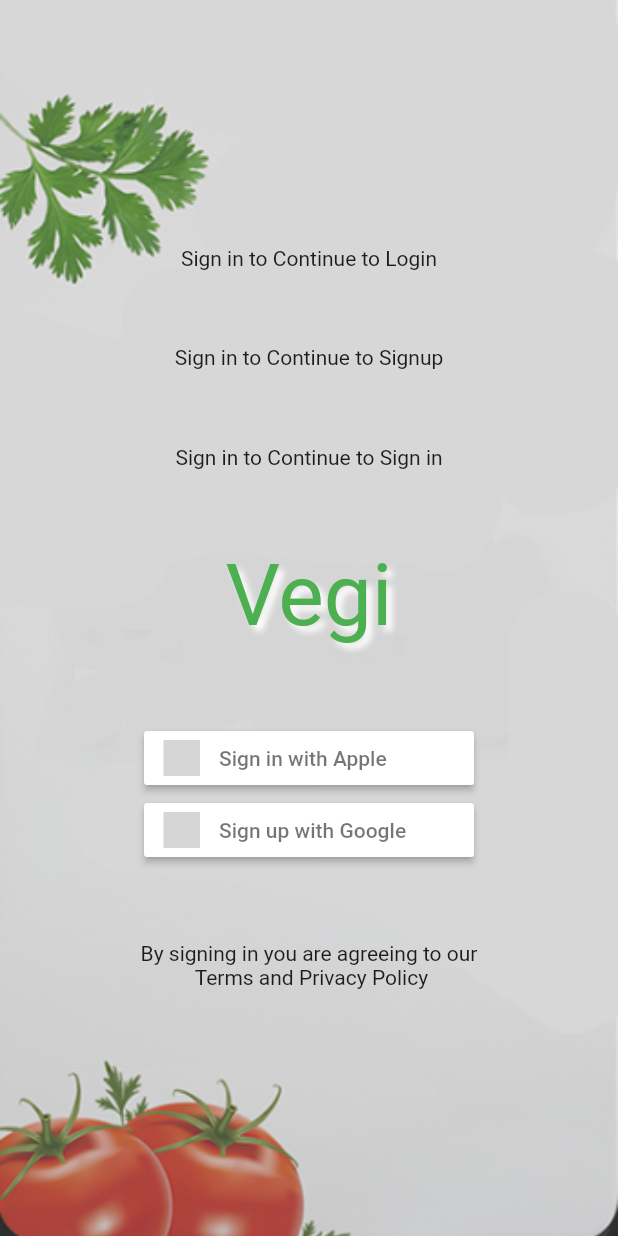
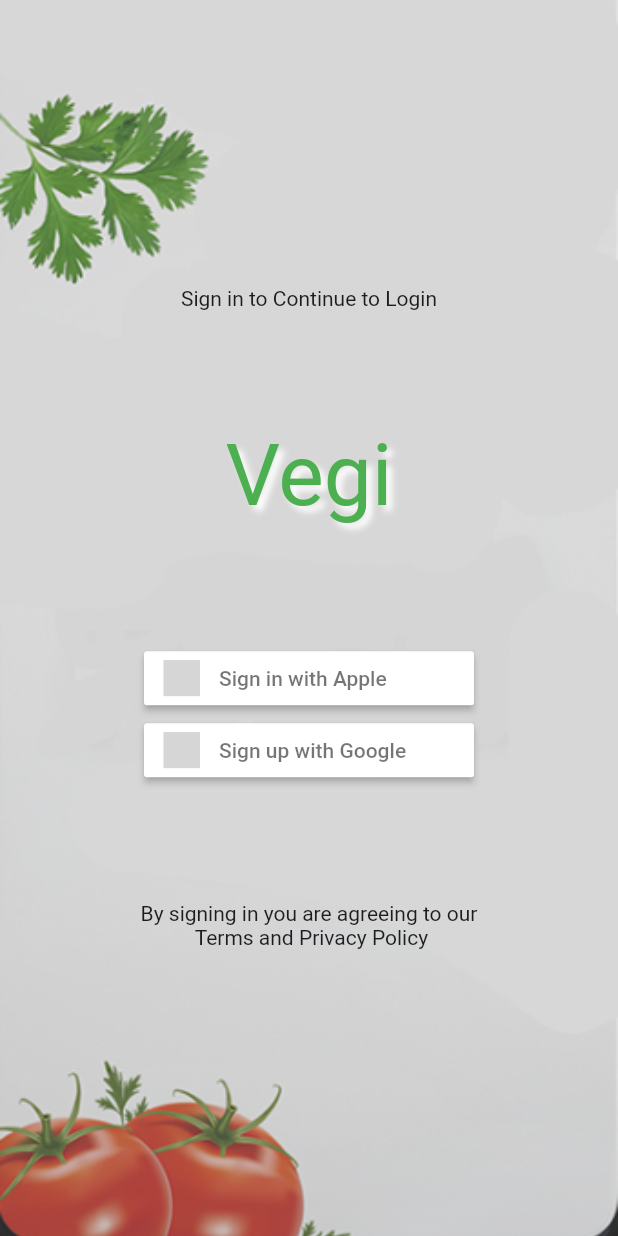
Before and after one commit to naveen6768/flutter_food_app, a Flutter app: the screen it shows after launch, on a phone screen of 412 x 824 dp. Run offline on Flutter 3.47's test engine with Material 2 defaults, Android fonts, the phone set to English and light mode, and no system bars; our stand-ins replace device_preview, flutter_screenutil, flutter_signin_button; grey boxes are pictures that could not be loaded.

Commit message:
Update signin_screen.dart

```diff
--- a/lib/presentation/screens/signin_screen.dart
+++ b/lib/presentation/screens/signin_screen.dart
@@ -32,8 +32,7 @@ class SignInScreen extends StatelessWidget {
                   mainAxisAlignment: MainAxisAlignment.spaceEvenly,
                   children: [
                     const Text('Sign in to Continue to Login'),
-                    const Text('Sign in to Continue to Signup'),
-                    const Text('Sign in to Continue to Sign in'),
+
                     Text(
                       'Vegi',
                       style: TextStyle(
```
